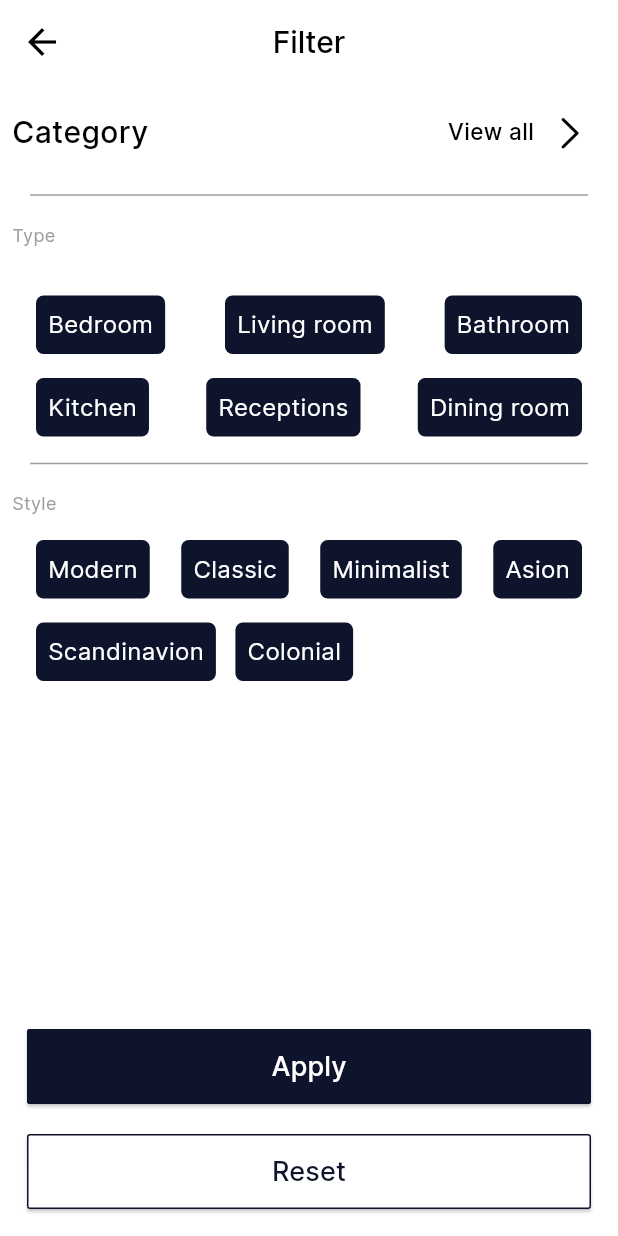
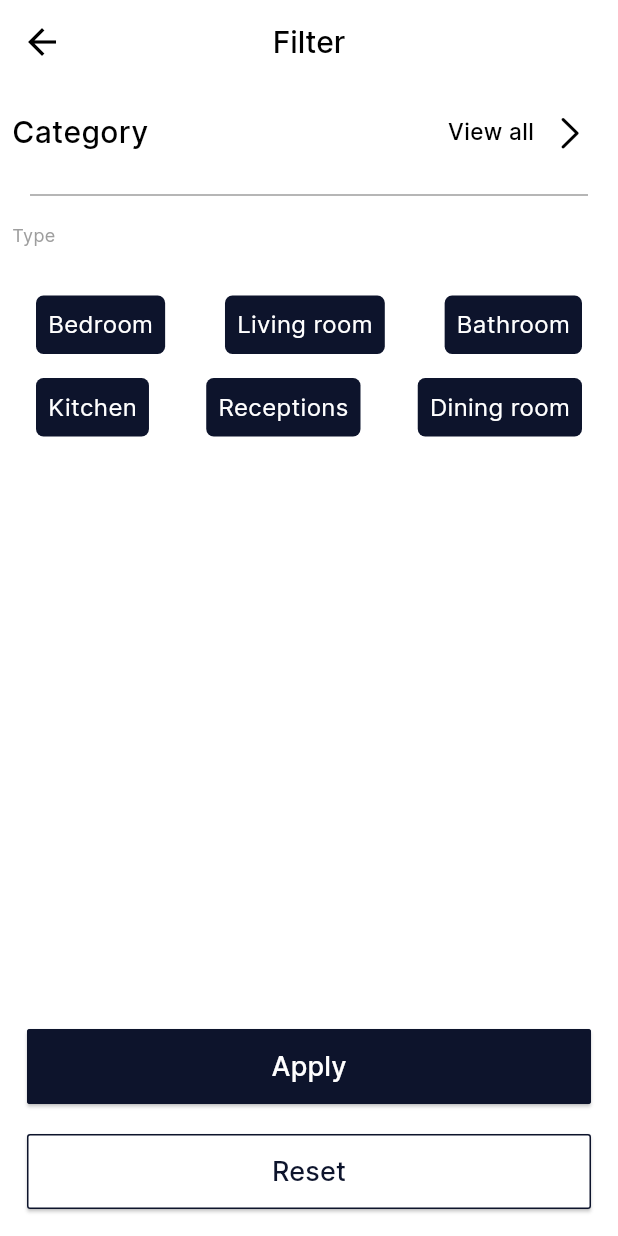
Before and after one commit to raedibrahim-2002/final_project, a Flutter app: the FilterScreen screen opened directly, on a phone screen of 412 x 824 dp. Run offline on Flutter 3.47's test engine with Material 3 defaults, Android fonts, the phone set to English and light mode, and no system bars; our stand-ins replace curved_navigation_bar, flutter_chat_bubble, get, introduction_screen, pin_code_fields, shared_preferences; accounts and stored records are empty.

Commit message:
Connecting all buttons is screens

```diff
--- a/lib/features/categories/presentation/views/category_view.dart
+++ b/lib/features/categories/presentation/views/category_view.dart
@@ -47,7 +47,6 @@ class AppBarCategoryViewBody extends StatelessWidget {
           style: Theme.of(context).textTheme.displayMedium,
         ),
         Spacer(),
-        IconButton(onPressed: () {}, icon: Icon(Icons.search))
       ],
     );
   }
--- a/lib/features/filter/presentation/views/fiter_view.dart
+++ b/lib/features/filter/presentation/views/fiter_view.dart
@@ -4,6 +4,7 @@ import 'package:flutter/widgets.dart';
 import 'package:flutter_final_graduation_project/core/utils/assets.dart';
 import 'package:flutter_final_graduation_project/core/utils/colors.dart';
 import 'package:flutter_final_graduation_project/core/utils/styles.dart';
+import 'package:flutter_final_graduation_project/features/categories/presentation/views/category_view.dart';
 import 'package:flutter_final_graduation_project/features/filter/presentation/views/widgets/elevated_button.dart';
 import 'package:flutter_final_graduation_project/features/filter/presentation/views/widgets/item_type_category.dart';
 
@@ -47,7 +48,16 @@ class FilterScreen extends StatelessWidget {
                   ),
                 ),
                 IconButton(
-                  onPressed: () {},
+                  onPressed: () {
+                    Navigator.push(
+                      context,
+                      MaterialPageRoute(
+                        builder: (context) {
+                          return CategoryView();
+                        },
+                      ),
+                    );
+                  },
                   icon: Icon(CupertinoIcons.chevron_right),
                 ),
               ],
@@ -68,9 +78,7 @@ class FilterScreen extends StatelessWidget {
                 mainAxisAlignment: MainAxisAlignment.spaceBetween,
                 children: [
                   ItemTypecategory(
-                    onTap: () {
-
-                    },
+                    onTap: () {},
                     title: AppString.bedroom,
                     color: BaseColors.primaryColor,
                   ),
@@ -110,64 +118,6 @@ class FilterScreen extends StatelessWidget {
                 ],
               ),
             ),
-            Padding(
-              padding: const EdgeInsets.symmetric(horizontal: 12, vertical: 10),
-              child: Divider(
-                //   height: 55,
-                color: BaseColors.grey,
-              ),
-            ),
-            Text('Style'),
-            Padding(
-              padding: const EdgeInsets.all(16.0),
-              child: Row(
-                mainAxisAlignment: MainAxisAlignment.spaceBetween,
-                children: [
-                  ItemTypecategory(
-                    onTap: () {},
-                    title: AppString.modern,
-                    color: BaseColors.primaryColor,
-                  ),
-                  ItemTypecategory(
-                    onTap: () {},
-                    title: AppString.classic,
-                    color: BaseColors.primaryColor,
-                  ),
-                  ItemTypecategory(
-                    onTap: () {},
-                    title: AppString.minimalist,
-                    color: BaseColors.primaryColor,
-                  ),
-                  ItemTypecategory(
-                    onTap: () {},
-                    title: AppString.asion,
-                    color: BaseColors.primaryColor,
-                  ),
-                ],
-              ),
-            ),
-            Padding(
-              padding: const EdgeInsets.symmetric(horizontal: 16),
-              child: Row(
-                mainAxisAlignment: MainAxisAlignment.spaceBetween,
-                children: [
-                  ItemTypecategory(
-                    onTap: () {},
-                    title: AppString.scandinavion,
-                    color: BaseColors.primaryColor,
-                  ),
-                  const SizedBox(
-                    width: 13,
-                  ),
-                  ItemTypecategory(
-                    onTap: () {},
-                    title: AppString.colonial,
-                    color: BaseColors.primaryColor,
-                  ),
-                  const Spacer(),
-                ],
-              ),
-            ),
             const Spacer(),
             ElevatedButtonItem(
               title: 'Apply',
```
Also changed, not shown: lib/features/chat/presentation/views/widgets/chat_view_body.dart (+22 -2 lines), lib/features/details/views/details_view.dart (+33 -3 lines), lib/features/favorite/presentation/view/favorite_view.dart (+11 -1 lines), lib/features/room/presentaiton/views/room_view.dart (+7 -14 lines).
